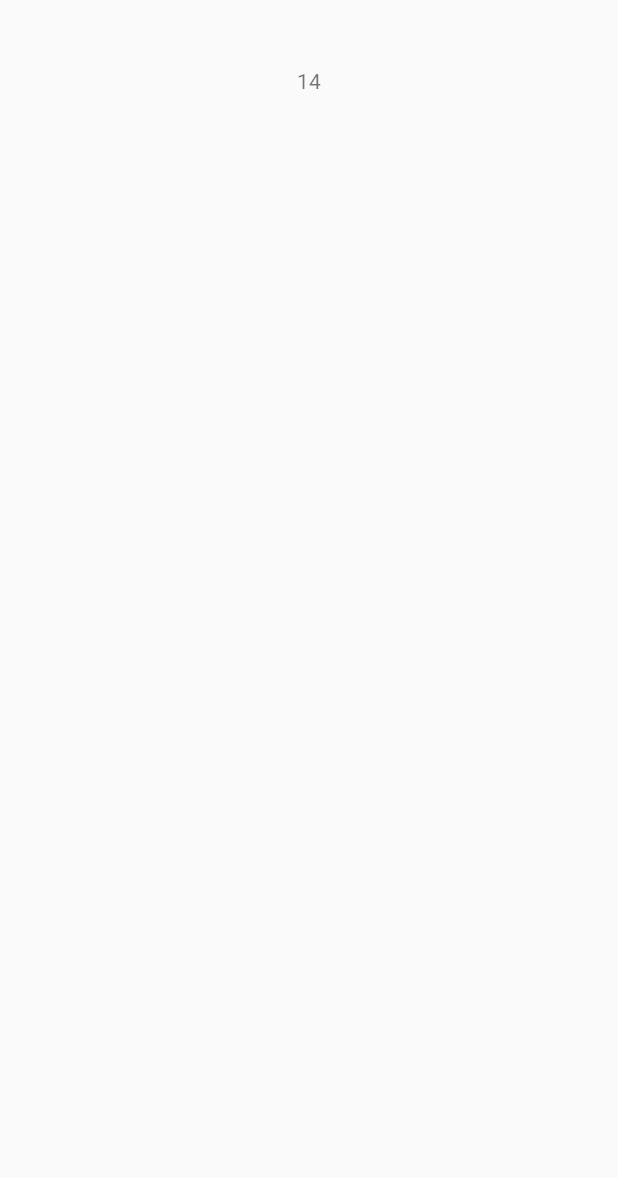
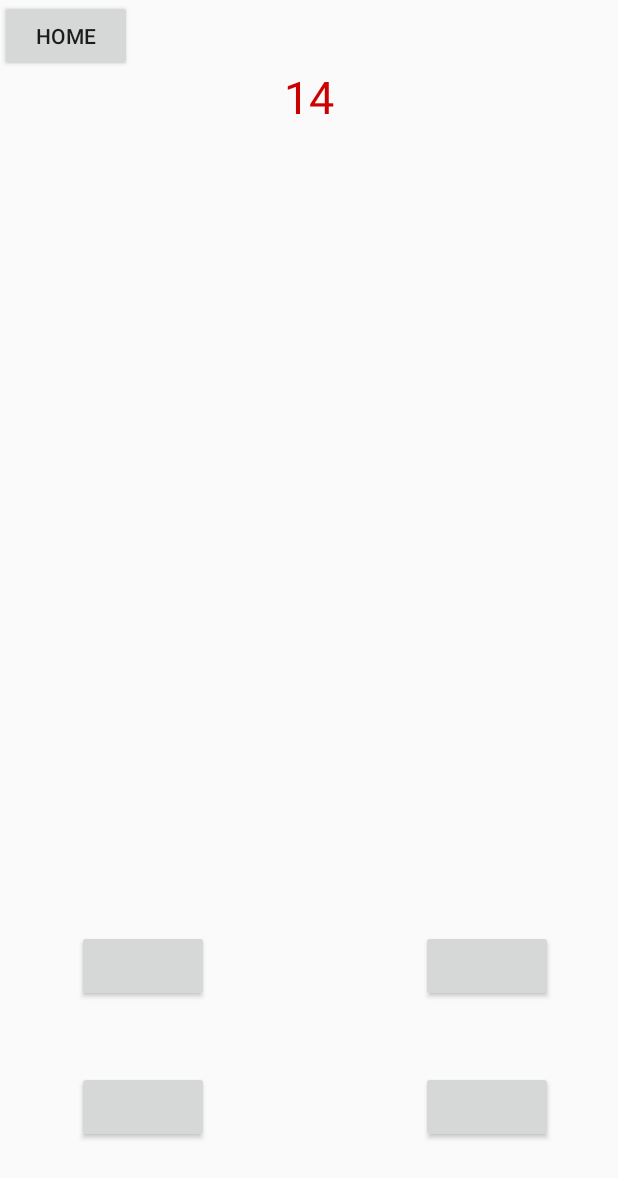
Before and after one commit to abc5377848/Knowledge, an Android app: the SecondActivity screen opened directly, with no data from a screen before it, on a phone screen of 412 x 824 dp. Before the commit the part shown is almost empty. Shown: the top 1178 px of the screen. Run offline under Robolectric (Android 15) with nearby library versions, the phone set to English and light mode, and no system bars.

Commit message:
no message

```diff
--- a/Knowledge/app/src/main/java/com/example/mike/myapplication/SecondActivity.java
+++ b/Knowledge/app/src/main/java/com/example/mike/myapplication/SecondActivity.java
@@ -19,23 +19,39 @@ public class SecondActivity extends Activity {
     protected Random ran = new Random();
     protected long reciprocal;
     protected int firstNumber;
-    protected TextView questionName;
-    protected TextView answerTA;
-    protected RadioButton answerRA;
-    protected TextView answerTB;
-    protected RadioButton answerRB;
-    protected TextView answerTC;
-    protected RadioButton answerRC;
-    protected TextView answerTD;
-    protected RadioButton answerRD;
+    protected TextView questionTitle;
     protected TextView timeCount;
+    protected Button answerA;
+    protected Button answerB;
+    protected Button answerC;
+    protected Button answerD;
+    protected Button backHome;
+
 
     @Override
     protected void onCreate(Bundle savedInstanceState) {
         super.onCreate(savedInstanceState);
         setContentView(R.layout.activity_main2);
         timeCount = (TextView)findViewById(R.id.timeCount);
+        answerA = (Button) findViewById(R.id.answerA);
+        answerB = (Button) findViewById(R.id.answerB);
+        answerC = (Button) findViewById(R.id.answerC);
+        answerD = (Button) findViewById(R.id.answerD);
+        backHome = (Button) findViewById(R.id.backHome);
+        backHome.setOnClickListener(new View.OnClickListener() {
+            public void onClick (View v){
+                Intent intent = new Intent();
+                intent.setClass(SecondActivity.this, MainActivity.class);
+                startActivity(intent);
+                SecondActivity.this.finish();
+            }
+        });
+
+
         timerCount();
+
+
+
 
     /*     while(!questions.isEmpty()){
             Question q = new Question();
@@ -76,11 +92,11 @@ public class SecondActivity extends Activity {
 
     }
     protected void printOption(Question q){
-        questionName.setText(q.question);
-        answerTA.setText(q.A);
-        answerTB.setText(q.B);
-        answerTC.setText(q.C);
-        answerTD.setText(q.D);
+        questionTitle.setText(q.question);
+        answerA.setText(q.A);
+        answerB.setText(q.B);
+        answerC.setText(q.C);
+        answerD.setText(q.D);
     }
 }
 class Question {
--- a/Knowledge/app/src/main/res/layout/activity_main2.xml
+++ b/Knowledge/app/src/main/res/layout/activity_main2.xml
@@ -8,6 +8,73 @@
         android:layout_height="wrap_content"
         android:layout_marginTop="44dp"
         android:id="@+id/timeCount"
+        android:textSize = "30sp"
+        android:textColor="@android:color/holo_red_dark"
         android:layout_alignParentTop="true"
         android:layout_centerHorizontal="true" />
+
+    <TextView
+        android:layout_width="wrap_content"
+        android:layout_height="wrap_content"
+        android:layout_below="@+id/timeCount"
+        android:layout_centerHorizontal="true"
+        android:layout_marginTop="65dp"
+        android:textSize = "40sp"
+        android:textColor="@android:color/black"
+        android:id="@+id/questionTitle" />
+
+    <Button
+        android:layout_width="wrap_content"
+        android:layout_height="wrap_content"
+        android:id="@+id/answerB"
+        android:textColor="@android:color/black"
+        android:layout_alignBaseline="@+id/answerA"
+        android:layout_alignBottom="@+id/answerA"
+        android:layout_alignParentRight="true"
+        android:layout_alignParentEnd="true"
+        android:layout_marginRight="43dp"
+        android:layout_marginEnd="43dp" />
+
+    <Button
+        android:layout_width="wrap_content"
+        android:layout_height="wrap_content"
+        android:layout_marginBottom="156dp"
+        android:id="@+id/answerA"
+        android:textColor="@android:color/black"
+        android:layout_alignParentBottom="true"
+        android:layout_alignParentLeft="true"
+        android:layout_alignParentStart="true"
+        android:layout_marginLeft="51dp"
+        android:layout_marginStart="51dp" />
+
+    <Button
+        android:layout_width="wrap_content"
+        android:layout_height="wrap_content"
+        android:layout_marginTop="46dp"
+        android:id="@+id/answerC"
+        android:textColor="@android:color/black"
+        android:layout_below="@+id/answerB"
+        android:layout_alignLeft="@+id/answerA"
+        android:layout_alignStart="@+id/answerA" />
+
+    <Button
+        android:layout_width="wrap_content"
+        android:layout_height="wrap_content"
+        android:id="@+id/answerD"
+        android:textColor="@android:color/black"
+        android:layout_alignBaseline="@+id/answerC"
+        android:layout_alignBottom="@+id/answerC"
+        android:layout_alignLeft="@+id/answerB"
+        android:layout_alignStart="@+id/answerB" />
+
+    <Button
+        android:text="Home"
+        android:layout_width="wrap_content"
+        android:layout_height="wrap_content"
+        android:layout_alignParentTop="true"
+        android:layout_alignParentLeft="true"
+        android:layout_alignParentStart="true"
+        android:id="@+id/backHome" />
+
+
 </RelativeLayout>
```
Also changed, not shown: 10 other files.
